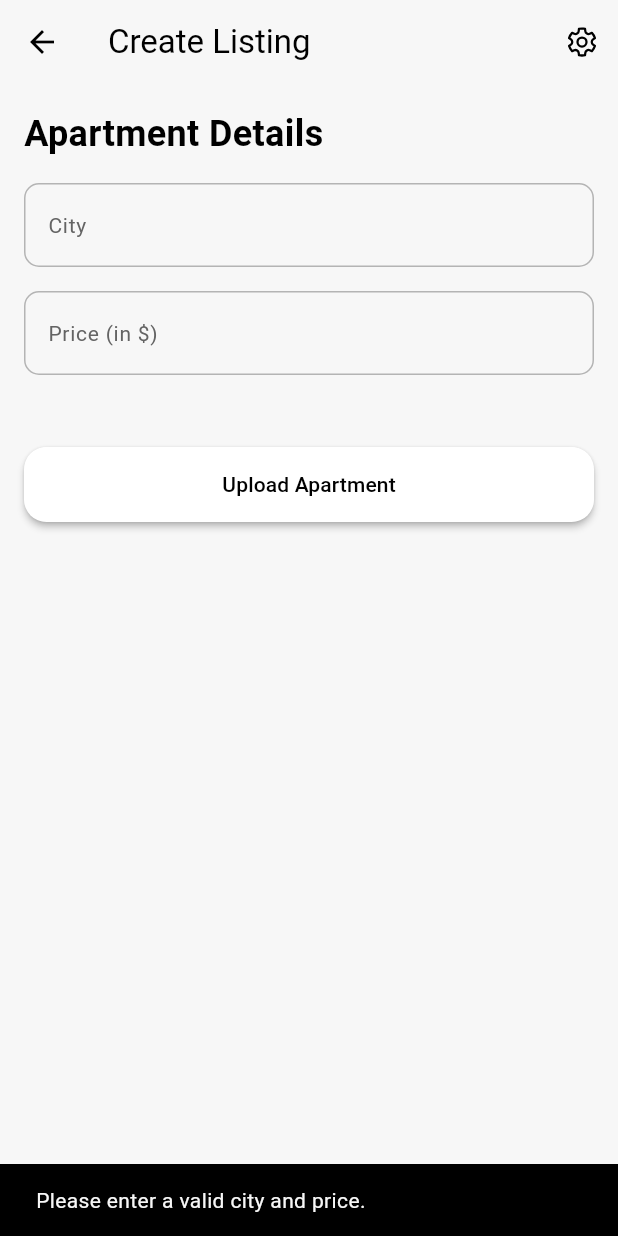
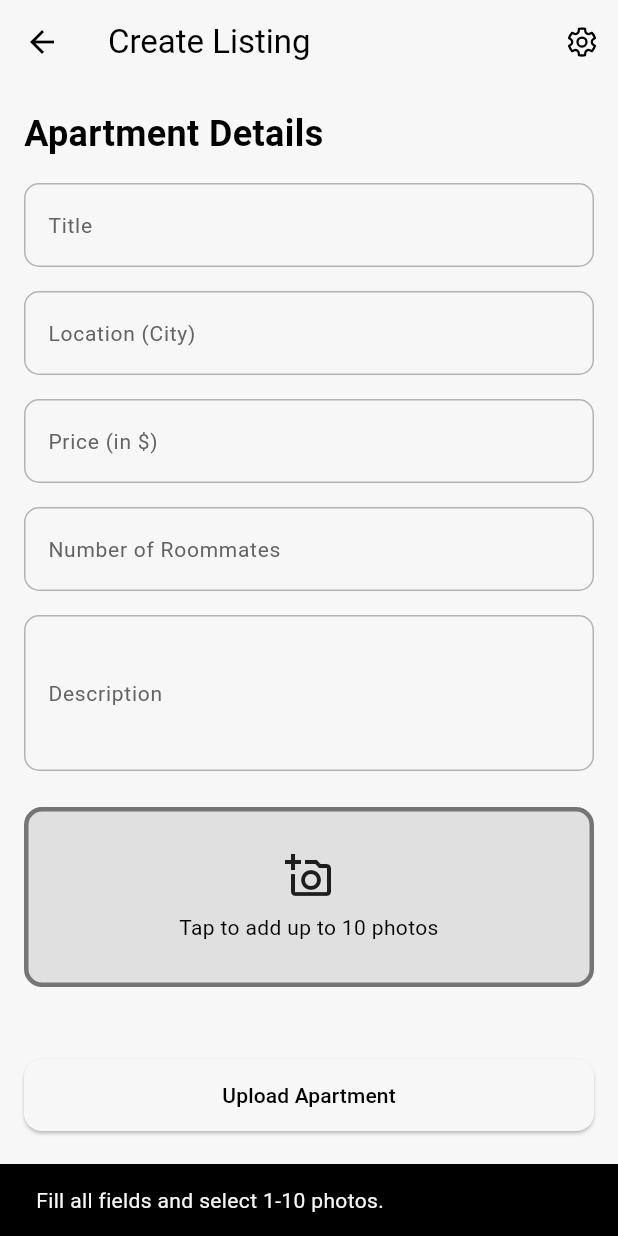
Before and after one commit to AndreasBardram/RoomFinder, a Flutter app: the CreateListingScreen screen opened directly, after a tap on "Upload Apartment", on a phone screen of 412 x 824 dp. Run offline on Flutter 3.47's test engine with Material 3 defaults, Android fonts, the phone set to English and light mode, and no system bars; our stand-ins replace cloud_firestore, firebase_auth, firebase_core, firebase_storage, fluentui_system_icons, image_picker; accounts and stored records are empty.

Commit message:
upload apartment with pictures

```diff
--- a/room_finder/lib/screens/create_listing_screen.dart
+++ b/room_finder/lib/screens/create_listing_screen.dart
@@ -1,7 +1,11 @@
+import 'dart:io';
+
 import 'package:fluentui_system_icons/fluentui_system_icons.dart';
 import 'package:flutter/material.dart';
 import 'package:firebase_auth/firebase_auth.dart';
 import 'package:cloud_firestore/cloud_firestore.dart';
+import 'package:firebase_storage/firebase_storage.dart';
+import 'package:image_picker/image_picker.dart';
 
 import 'settings_screen.dart';
 import '../components/custom_styles.dart';
@@ -14,58 +18,141 @@ class CreateListingScreen extends StatefulWidget {
 }
 
 class _CreateListingScreenState extends State<CreateListingScreen> {
-  final _cityController  = TextEditingController();
-  final _priceController = TextEditingController();
+  final _titleController       = TextEditingController();
+  final _cityController        = TextEditingController();
+  final _priceController       = TextEditingController();
+  final _roommatesController   = TextEditingController();
+  final _descriptionController = TextEditingController();
 
-  bool _isUploading = false;
+  final _picker = ImagePicker();
+  List<XFile> _images = [];
+  bool _isUploading   = false;
 
   @override
   void dispose() {
+    _titleController.dispose();
     _cityController.dispose();
     _priceController.dispose();
+    _roommatesController.dispose();
+    _descriptionController.dispose();
     super.dispose();
   }
 
+  /* --------------------------- image picker --------------------------- */
+  Future<void> _pickImages() async {
+    final picked = await _picker.pickMultiImage(imageQuality: 85);
+    if (picked.isEmpty) return;
+    if (picked.length > 10) {
+      ScaffoldMessenger.of(context).showSnackBar(
+        const SnackBar(content: Text('Max 10 photos.')),
+      );
+      return;
+    }
+    setState(() => _images = picked);
+  }
+
+  Widget _imagePickerButton() {
+    final hasImages = _images.isNotEmpty;
+
+    return InkWell(
+      onTap: _pickImages,
+      borderRadius: BorderRadius.circular(12),
+      child: Container(
+        height: 120,
+        decoration: BoxDecoration(
+          color: Colors.grey.shade300,                         // not white
+          borderRadius: BorderRadius.circular(12),
+          border: Border.all(color: Colors.grey.shade600, width: 3),
+        ),
+        child: Center(
+          child: Column(
+            mainAxisAlignment: MainAxisAlignment.center,
+            children: [
+              const Icon(Icons.add_a_photo_outlined, size: 32),
+              const SizedBox(height: 8),
+              Text(
+                hasImages
+                    ? '${_images.length} selected • tap to change'
+                    : 'Tap to add up to 10 photos',
+                textAlign: TextAlign.center,
+              ),
+            ],
+          ),
+        ),
+      ),
+    );
+  }
+
+  /* ---------------------------- upload flow --------------------------- */
   Future<void> _createApartment() async {
     final user = FirebaseAuth.instance.currentUser;
     if (user == null) {
-      ScaffoldMessenger.of(context)
-          .showSnackBar(const SnackBar(content: Text('No user logged in.')));
+      ScaffoldMessenger.of(context).showSnackBar(
+        const SnackBar(content: Text('No user logged in.')),
+      );
       return;
     }
 
-    final city  = _cityController.text.trim();
-    final price = double.tryParse(_priceController.text.trim());
+    final title       = _titleController.text.trim();
+    final city        = _cityController.text.trim();
+    final price       = double.tryParse(_priceController.text.trim());
+    final roommates   = int.tryParse(_roommatesController.text.trim());
+    final description = _descriptionController.text.trim();
 
-    if (city.isEmpty || price == null) {
+    if (title.isEmpty ||
+        city.isEmpty ||
+        price == null ||
+        roommates == null ||
+        description.isEmpty ||
+        _images.isEmpty) {
       ScaffoldMessenger.of(context).showSnackBar(
-        const SnackBar(content: Text('Please enter a valid city and price.')),
+        const SnackBar(content: Text('Fill all fields and select 1-10 photos.')),
       );
       return;
     }
 
     setState(() => _isUploading = true);
+
     try {
-      await FirebaseFirestore.instance.collection('apartments').add({
-        'ownedBy': user.uid,
-        'city'   : city,
-        'price'  : price,
-        'createdAt': FieldValue.serverTimestamp(),
+      final docRef = await FirebaseFirestore.instance
+          .collection('apartments')
+          .add({
+        'ownedBy'    : user.uid,
+        'title'      : title,
+        'city'       : city,
+        'price'      : price,
+        'roommates'  : roommates,
+        'description': description,
+        'createdAt'  : FieldValue.serverTimestamp(),
       });
 
+      final urls = <String>[];
+      for (var i = 0; i < _images.length; i++) {
+        final ref = FirebaseStorage.instance
+            .ref('apartments/${docRef.id}/$i.jpg');
+        await ref.putFile(File(_images[i].path));
+        urls.add(await ref.getDownloadURL());
+      }
+      await docRef.update({'imageUrls': urls});
+
+      _titleController.clear();
       _cityController.clear();
       _priceController.clear();
+      _roommatesController.clear();
+      _descriptionController.clear();
+      setState(() => _images = []);
+
       ScaffoldMessenger.of(context)
           .showSnackBar(const SnackBar(content: Text('Apartment uploaded!')));
     } catch (e) {
-      ScaffoldMessenger.of(context).showSnackBar(
-        SnackBar(content: Text('Failed to upload: $e')),
-      );
+      ScaffoldMessenger.of(context)
+          .showSnackBar(SnackBar(content: Text('Failed to upload: $e')));
     } finally {
       setState(() => _isUploading = false);
     }
   }
 
+  /* -------------------------------- UI -------------------------------- */
   @override
   Widget build(BuildContext context) {
     return Scaffold(
@@ -93,8 +180,14 @@ class _CreateListingScreenState extends State<CreateListingScreen> {
                 const SizedBox(height: 16),
 
                 TextField(
+                  controller: _titleController,
+                  decoration: customInputDecoration(labelText: 'Title'),
+                ),
+                const SizedBox(height: 16),
+
+                TextField(
                   controller: _cityController,
-                  decoration: customInputDecoration(labelText: 'City'),
+                  decoration: customInputDecoration(labelText: 'Location (City)'),
                 ),
                 const SizedBox(height: 16),
 
@@ -103,15 +196,56 @@ class _CreateListingScreenState extends State<CreateListingScreen> {
                   decoration: customInputDecoration(labelText: 'Price (in \$)'),
                   keyboardType: TextInputType.number,
                 ),
+                const SizedBox(height: 16),
+
+                TextField(
+                  controller: _roommatesController,
+                  decoration: customInputDecoration(labelText: 'Number of Roommates'),
+                  keyboardType: TextInputType.number,
+                ),
+                const SizedBox(height: 16),
+
+                TextField(
+                  controller: _descriptionController,
+                  decoration: customInputDecoration(labelText: 'Description'),
+                  maxLines: 3,
+                ),
+                const SizedBox(height: 24),
+
+                _imagePickerButton(),
+                const SizedBox(height: 16),
+
+                if (_images.isNotEmpty)
+                  SizedBox(
+                    height: 80,
+                    child: ListView.separated(
+                      scrollDirection: Axis.horizontal,
+                      itemCount: _images.length,
+                      separatorBuilder: (_, __) => const SizedBox(width: 8),
+                      itemBuilder: (_, i) => ClipRRect(
+                        borderRadius: BorderRadius.circular(8),
+                        child: Image.file(
+                          File(_images[i].path),
+                          width: 80,
+                          height: 80,
+                          fit: BoxFit.cover,
+                        ),
+                      ),
+                    ),
+                  ),
                 const SizedBox(height: 32),
 
-                CustomButtonContainer(
-                  margin: const EdgeInsets.only(top: 16),
-                  child: ElevatedButton(
-                    onPressed: _isUploading ? null : _createApartment,
-                    style: customElevatedButtonStyle(),
-                    child: const Text('Upload Apartment'),
+                /* ---------------------- Upload Apartment ----------------- */
+                ElevatedButton(
+                  onPressed: _isUploading ? null : _createApartment,
+                  style: ElevatedButton.styleFrom(
+                    minimumSize: const Size.fromHeight(48),
+                    foregroundColor: Colors.black, // ⬅️ text NOT white
+                    shape: RoundedRectangleBorder(
+                      borderRadius: BorderRadius.circular(12),
+                    ),
                   ),
+                  child: const Text('Upload Apartment'),
                 ),
               ],
             ),
```
Also changed, not shown: room_finder/pubspec.yaml (+5 -4 lines), room_finder/pubspec.lock, 5 other files.
